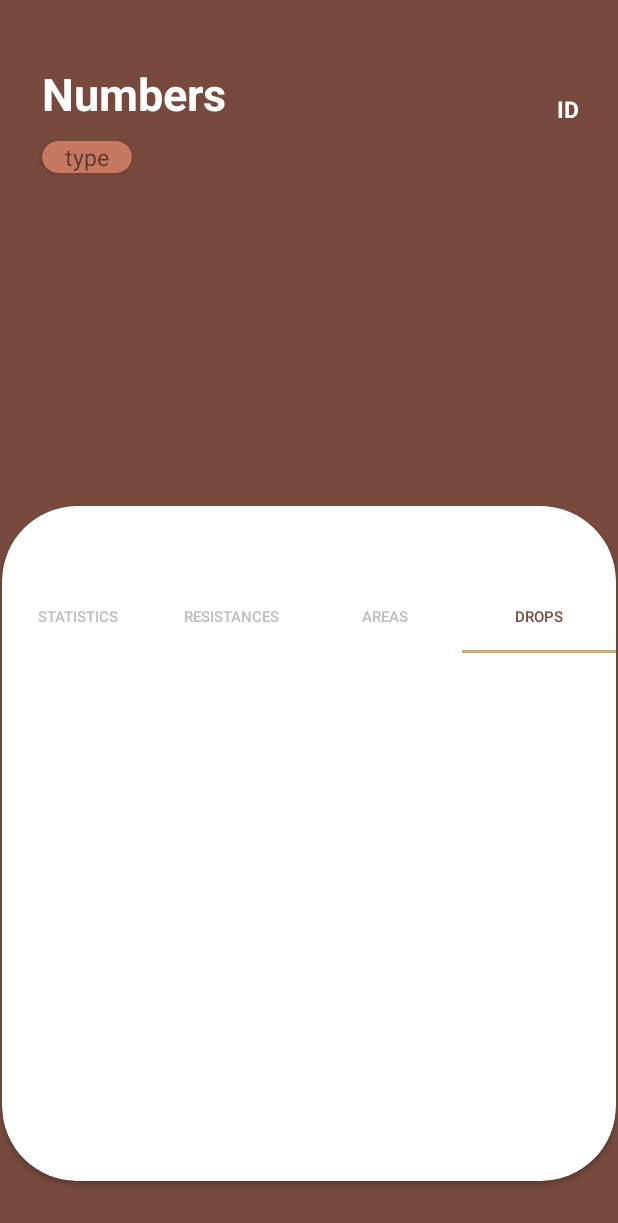
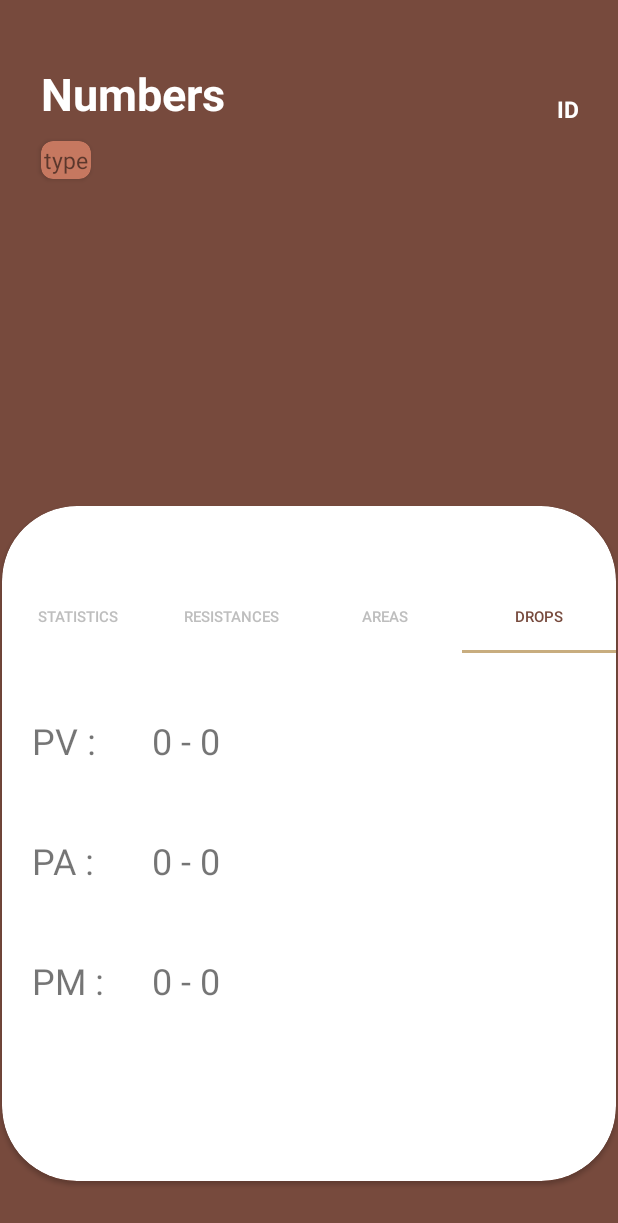
Before and after one commit to Amieva1993/TDB, an Android app: the BeastPage screen opened directly, with no data from a screen before it, tab 4 chosen, on a phone screen of 412 x 824 dp. Shown: the top 1223 px of the screen. Run offline under Robolectric (Android 15) with nearby library versions, the light colour scheme and no system bars; libraries missing offline, so code that uses them is left out: kotlinx.serialization.json; pictures from the network do not load; 5 statements that could not run were skipped.

Commit message:
prepare view for beast stats

```diff
--- a/app/src/main/java/com/example/tdb/BeastPage.kt
+++ b/app/src/main/java/com/example/tdb/BeastPage.kt
@@ -1,31 +1,95 @@
 package com.example.tdb
 
+import android.annotation.SuppressLint
 import android.os.Bundle
 import android.util.Log
 import android.widget.GridView
 import androidx.appcompat.app.AppCompatActivity
 import android.content.Intent
+import android.text.Layout
+import android.view.LayoutInflater
+import android.view.View
 import android.widget.ImageView
 import android.widget.TextView
+import androidx.cardview.widget.CardView
+import androidx.constraintlayout.widget.ConstraintSet
+import androidx.fragment.app.Fragment
 import com.bumptech.glide.Glide
+import com.google.android.material.tabs.TabItem
+import com.google.android.material.tabs.TabLayout
+import com.google.android.material.tabs.TabLayout.OnTabSelectedListener
+import com.google.android.material.tabs.TabLayout.inflate
 import kotlinx.serialization.json.Json.Default.context
+import org.w3c.dom.Text
 import java.io.Serializable
 
 class BeastPage:AppCompatActivity(),Serializable {
     lateinit var imageView: ImageView
     lateinit var nameView: TextView
+    lateinit var typeView: TextView
+    lateinit var idView: TextView
+
+    lateinit var labelPV: TextView
+    lateinit var labelPA: TextView
+    lateinit var labelPM: TextView
+    lateinit var valuePV: TextView
+    lateinit var valuePA: TextView
+    lateinit var valuePM: TextView
 
 
+    @SuppressLint("ResourceType")
     override fun onCreate(savedInstanceState: Bundle?) {
         super.onCreate(savedInstanceState)
         setContentView(R.layout.beastpage)
         imageView=findViewById(R.id.BeastImage)
         nameView=findViewById(R.id.nameBeast)
+        typeView=findViewById(R.id.typeView)
+        idView=findViewById(R.id.idView)
+
+        labelPV=findViewById(R.id.labelPV)
+        labelPA=findViewById(R.id.labelPA)
+        labelPM=findViewById(R.id.labelPM)
+        valuePV=findViewById(R.id.valuePV)
+        valuePA=findViewById(R.id.valuePA)
+        valuePM=findViewById(R.id.valuePM)
+
 
         var beastItem: BeastItem = intent.getSerializableExtra("beast")as BeastItem
         Glide.with(this).load(beastItem.imgUrl).into(imageView)
         nameView.text = beastItem.name
+        typeView.text = beastItem.type
+        idView.text = "#" + beastItem._id.toString()
 
+        // à l'ouverture de la page
+//        labelPV.visibility = View.VISIBLE
+//        labelPA.visibility = View.VISIBLE
+//        labelPM.visibility = View.VISIBLE
+//        valuePV.visibility = View.VISIBLE
+//        valuePA.visibility = View.VISIBLE
+//        valuePM.visibility = View.VISIBLE
+
+//        valuePV.text = beastItem.statistics?.get(0)?.PV?.min.toString() + " - " + beastItem.statistics?.get(0)?.PV?.max.toString()
+//        valuePA.text = beastItem.statistics?.get(0)?.PA?.min.toString() + " - " + beastItem.statistics?.get(0)?.PA?.max.toString()
+//        valuePM.text = beastItem.statistics?.get(0)?.PM?.min.toString() + " - " + beastItem.statistics?.get(0)?.PM?.max.toString()
+
+        // Pour les sélection de layout sans rechargement de la page
+        var tabLayout = findViewById<TabLayout>(R.id.fragChoice)
+        tabLayout.addOnTabSelectedListener(object : TabLayout.OnTabSelectedListener {
+            override fun onTabSelected(tab: TabLayout.Tab?) {
+                when(tab?.position){
+                    0 -> println("stats")
+                    1 -> println("resistances")
+                    2 -> println("areas")
+                    3 -> println("drops")
+                }
+            }
+
+            override fun onTabUnselected(tab: TabLayout.Tab?) {
+            }
+
+            override fun onTabReselected(tab: TabLayout.Tab?) {
+            }
+        })
     }
 
 }
--- a/app/src/main/res/layout/beastpage.xml
+++ b/app/src/main/res/layout/beastpage.xml
@@ -27,7 +27,6 @@
         android:layout_height="wrap_content"
         android:layout_marginStart="27dp"
         android:layout_marginTop="42dp"
-        android:layout_marginEnd="261dp"
         android:gravity="center"
         android:text="Numbers"
         android:textAlignment="center"
@@ -35,7 +34,6 @@
         android:textSize="30sp"
         android:textStyle="bold"
         android:translationZ="3dp"
-        app:layout_constraintEnd_toEndOf="parent"
         app:layout_constraintStart_toStartOf="parent"
         app:layout_constraintTop_toTopOf="parent" />
 
@@ -43,7 +41,6 @@
         android:id="@+id/idView"
         android:layout_width="wrap_content"
         android:layout_height="wrap_content"
-        android:layout_marginStart="366dp"
         android:layout_marginTop="62dp"
         android:layout_marginEnd="26dp"
         android:gravity="center"
@@ -55,7 +52,6 @@
         android:textStyle="bold"
         android:translationZ="3dp"
         app:layout_constraintEnd_toEndOf="parent"
-        app:layout_constraintStart_toStartOf="parent"
         app:layout_constraintTop_toTopOf="parent" />
 
     <androidx.cardview.widget.CardView
@@ -72,8 +68,8 @@
         app:layout_constraintStart_toStartOf="parent"
         app:layout_constraintTop_toTopOf="parent">
 
-
         <com.google.android.material.tabs.TabLayout
+            android:id="@+id/fragChoice"
             android:layout_width="match_parent"
             android:layout_height="wrap_content"
             android:layout_marginTop="50dp"
@@ -107,19 +103,85 @@
                 android:layout_height="wrap_content"
                 android:text="drops" />
         </com.google.android.material.tabs.TabLayout>
+
+        <TextView
+            android:id="@+id/labelPV"
+            android:layout_width="wrap_content"
+            android:layout_height="wrap_content"
+            android:layout_marginStart="20dp"
+            android:layout_marginTop="140dp"
+            android:text="PV :"
+            android:textSize="24sp"
+            app:layout_constraintStart_toStartOf="parent"
+            app:layout_constraintTop_toTopOf="parent" />
+
+        <TextView
+            android:id="@+id/labelPA"
+            android:layout_width="wrap_content"
+            android:layout_height="wrap_content"
+            android:layout_marginStart="20dp"
+            android:layout_marginTop="220dp"
+            android:text="PA :"
+            android:textSize="24sp"
+            app:layout_constraintStart_toStartOf="parent"
+            app:layout_constraintTop_toTopOf="parent" />
+
+        <TextView
+            android:id="@+id/labelPM"
+            android:layout_width="wrap_content"
+            android:layout_height="wrap_content"
+            android:layout_marginStart="20dp"
+            android:layout_marginTop="300dp"
+            android:text="PM :"
+            android:textSize="24sp"
+            app:layout_constraintStart_toStartOf="parent"
+            app:layout_constraintTop_toTopOf="parent" />
+
+        <TextView
+            android:id="@+id/valuePV"
+            android:layout_width="wrap_content"
+            android:layout_height="wrap_content"
+            android:layout_marginStart="100dp"
+            android:layout_marginTop="140dp"
+            android:text="0 - 0"
+            android:textSize="24sp"
+            app:layout_constraintStart_toEndOf="@+id/labelPV"
+            app:layout_constraintTop_toTopOf="parent" />
+
+        <TextView
+            android:id="@+id/valuePA"
+            android:layout_width="wrap_content"
+            android:layout_height="wrap_content"
+            android:layout_marginStart="100dp"
+            android:layout_marginTop="220dp"
+            android:text="0 - 0"
+            android:textSize="24sp"
+            app:layout_constraintStart_toEndOf="@+id/labelPA"
+            app:layout_constraintTop_toTopOf="parent" />
+
+        <TextView
+            android:id="@+id/valuePM"
+            android:layout_width="wrap_content"
+            android:layout_height="wrap_content"
+            android:layout_marginStart="100dp"
+            android:layout_marginTop="300dp"
+            android:text="0 - 0"
+            android:textSize="24sp"
+            app:layout_constraintStart_toEndOf="@+id/labelPM"
+            app:layout_constraintTop_toTopOf="parent" />
+
     </androidx.cardview.widget.CardView>
 
     <androidx.cardview.widget.CardView
-        android:layout_width="60dp"
+        android:layout_width="wrap_content"
         android:layout_height="wrap_content"
         android:layout_marginStart="27dp"
         android:layout_marginTop="94dp"
-        android:layout_marginEnd="324dp"
         android:backgroundTint="#C67860"
         android:gravity="center"
         android:textAlignment="center"
-        app:cardCornerRadius="50dp"
-        app:layout_constraintEnd_toEndOf="parent"
+        app:cardCornerRadius="8dp"
+        app:contentPadding="2dp"
         app:layout_constraintStart_toStartOf="parent"
         app:layout_constraintTop_toTopOf="parent">
 
@@ -130,7 +192,8 @@
             android:gravity="center"
             android:text="type"
             android:textAlignment="center"
-            android:textSize="15dp" />
+            android:textSize="15dp"
+            app:layout_constraintStart_toStartOf="parent" />
 
     </androidx.cardview.widget.CardView>
 
```
